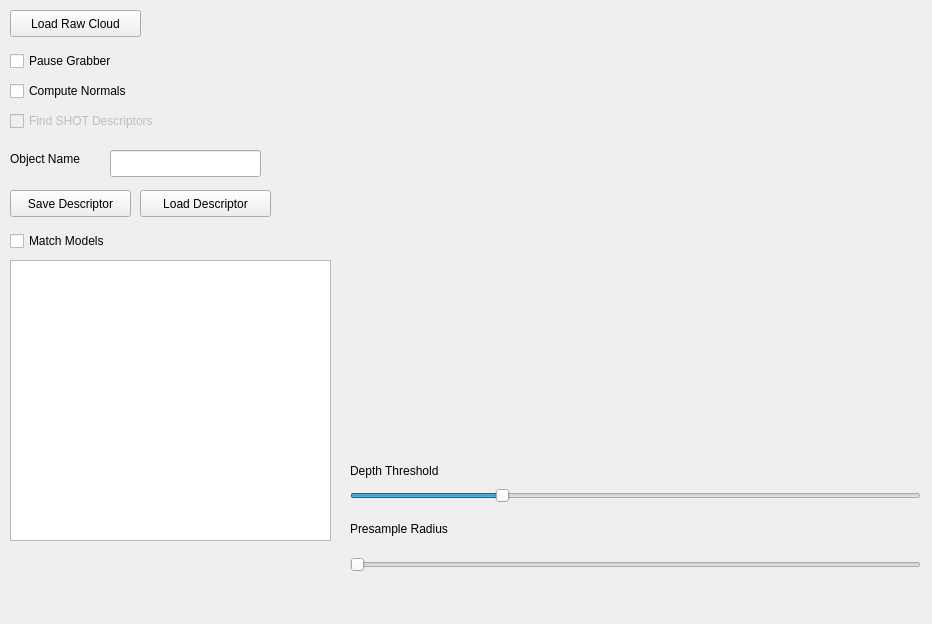
This is kpoApp.ui in jbeuckm/kinect_pcl_osc_qt as Qt 5 draws it before an edit. The edited form follows.
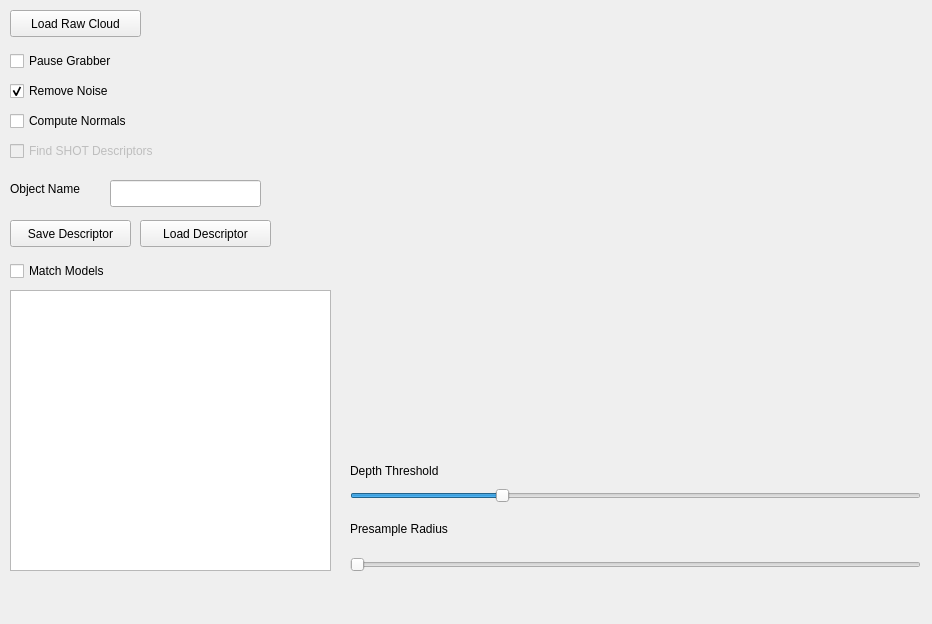
This is the edited form. Custom widgets are drawn as their Qt base class.

Commit message: adding noise reduction

Diff of the .ui file:
```diff
--- a/kpoApp.ui
+++ b/kpoApp.ui
@@ -121,7 +121,7 @@
     <property name="geometry">
      <rect>
       <x>10</x>
-      <y>80</y>
+      <y>110</y>
       <width>151</width>
       <height>22</height>
      </rect>
@@ -137,7 +137,7 @@
     <property name="geometry">
      <rect>
       <x>10</x>
-      <y>110</y>
+      <y>140</y>
       <width>181</width>
       <height>22</height>
      </rect>
@@ -150,7 +150,7 @@
     <property name="geometry">
      <rect>
       <x>10</x>
-      <y>190</y>
+      <y>220</y>
       <width>121</width>
       <height>27</height>
      </rect>
@@ -163,7 +163,7 @@
     <property name="geometry">
      <rect>
       <x>110</x>
-      <y>150</y>
+      <y>180</y>
       <width>151</width>
       <height>27</height>
      </rect>
@@ -173,7 +173,7 @@
     <property name="geometry">
      <rect>
       <x>10</x>
-      <y>150</y>
+      <y>180</y>
       <width>91</width>
       <height>17</height>
      </rect>
@@ -186,7 +186,7 @@
     <property name="geometry">
      <rect>
       <x>10</x>
-      <y>230</y>
+      <y>260</y>
       <width>131</width>
       <height>22</height>
      </rect>
@@ -199,7 +199,7 @@
     <property name="geometry">
      <rect>
       <x>10</x>
-      <y>260</y>
+      <y>290</y>
       <width>321</width>
       <height>281</height>
      </rect>
@@ -209,7 +209,7 @@
     <property name="geometry">
      <rect>
       <x>140</x>
-      <y>190</y>
+      <y>220</y>
       <width>131</width>
       <height>27</height>
      </rect>
@@ -260,6 +260,22 @@
      <string>Load Raw Cloud</string>
     </property>
    </widget>
+   <widget class="QCheckBox" name="removeNoiseCheckBox">
+    <property name="geometry">
+     <rect>
+      <x>10</x>
+      <y>80</y>
+      <width>141</width>
+      <height>22</height>
+     </rect>
+    </property>
+    <property name="text">
+     <string>Remove Noise</string>
+    </property>
+    <property name="checked">
+     <bool>true</bool>
+    </property>
+   </widget>
   </widget>
  </widget>
  <customwidgets>
```
The commit also changes 5 other files.
